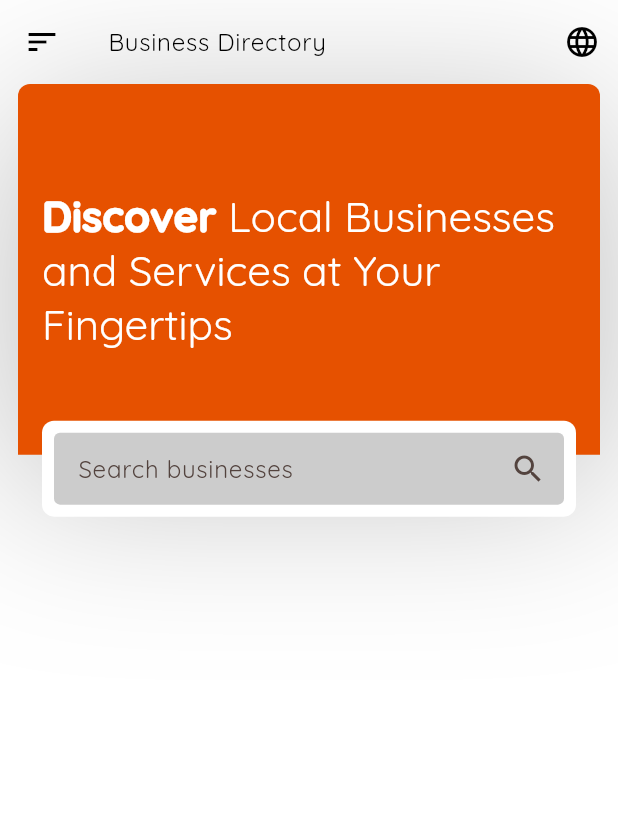
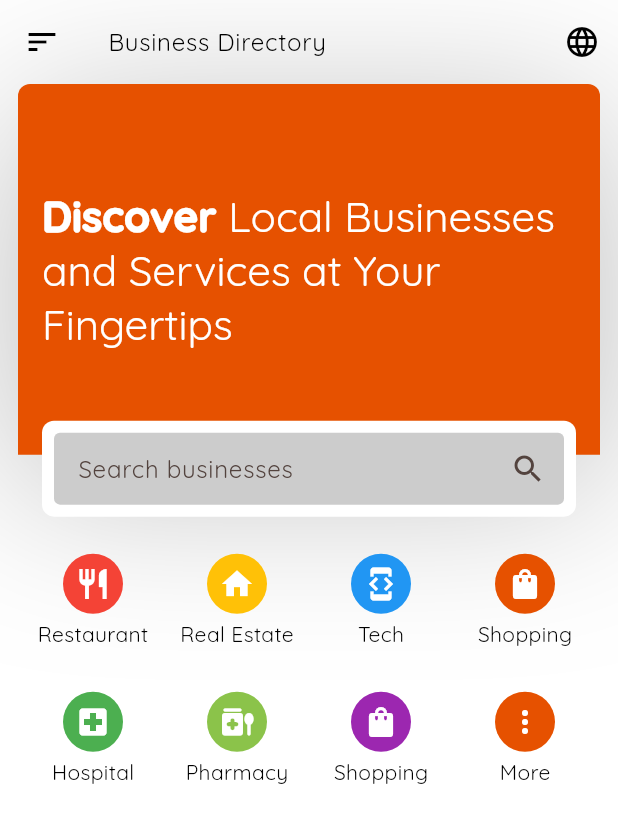
Before and after one commit to abel3ri/business_directory, a Flutter app: the screen it shows after launch, on a phone screen of 412 x 824 dp. Shown: the top 823 px of the screen. Run offline on Flutter 3.47's test engine with Material 3 defaults, Android fonts, the phone set to English and light mode, and no system bars; our stand-ins replace flex_color_scheme, get, get_storage, google_fonts; statements that could not run were skipped.

Commit message:
display category item grid

```diff
--- a/lib/pages/home_page.dart
+++ b/lib/pages/home_page.dart
@@ -1,4 +1,5 @@
 import 'package:business_directory/widgets/app_drawer.dart';
+import 'package:business_directory/widgets/category_item.dart';
 import 'package:flex_color_scheme/flex_color_scheme.dart';
 import 'package:flutter/material.dart';
 import 'package:get/get.dart';
@@ -9,6 +10,7 @@ class HomePage extends StatelessWidget {
   @override
   Widget build(BuildContext context) {
     return Scaffold(
+      resizeToAvoidBottomInset: false,
       drawer: AppDrawer(),
       appBar: AppBar(
         leading: Builder(
@@ -135,7 +137,68 @@ class HomePage extends StatelessWidget {
                   ),
                 ],
               ),
-              // SizedBox(height: Get.height * 0.02),
+              SizedBox(
+                height: Get.height * 0.08,
+              ),
+              Padding(
+                padding: const EdgeInsets.symmetric(horizontal: 4),
+                child: GridView(
+                  physics: NeverScrollableScrollPhysics(),
+                  shrinkWrap: true,
+                  gridDelegate: SliverGridDelegateWithFixedCrossAxisCount(
+                    crossAxisCount: 4,
+                    crossAxisSpacing: 4,
+                  ),
+                  children: [
+                    CategoryItem(
+                      name: "Restaurant",
+                      icon: Icons.restaurant,
+                      color: Colors.red,
+                      onTap: () {},
+                    ),
+                    CategoryItem(
+                      name: "Real Estate",
+                      icon: Icons.home,
+                      color: Colors.amber,
+                      onTap: () {},
+                    ),
+                    CategoryItem(
+                      name: "Tech",
+                      icon: Icons.developer_mode,
+                      color: Colors.blue,
+                      onTap: () {},
+                    ),
+                    CategoryItem(
+                      name: "Shopping",
+                      icon: Icons.shopping_bag,
+                      onTap: () {},
+                    ),
+                    CategoryItem(
+                      name: "Hospital",
+                      icon: Icons.local_hospital,
+                      color: Colors.green,
+                      onTap: () {},
+                    ),
+                    CategoryItem(
+                      name: "Pharmacy",
+                      icon: Icons.medication_liquid_rounded,
+                      color: Colors.lightGreen,
+                      onTap: () {},
+                    ),
+                    CategoryItem(
+                      name: "Shopping",
+                      icon: Icons.shopping_bag,
+                      color: Colors.purple,
+                      onTap: () {},
+                    ),
+                    CategoryItem(
+                      name: "More",
+                      icon: Icons.more_vert_outlined,
+                      onTap: () {},
+                    ),
+                  ],
+                ),
+              ),
             ],
           ),
         ),
```
